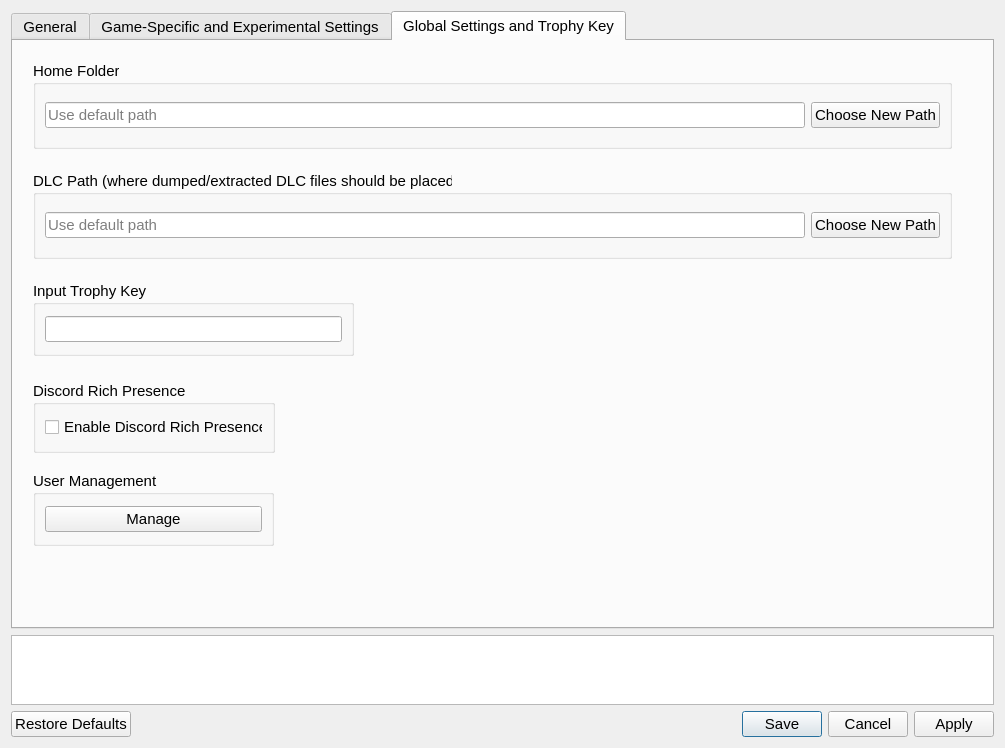
This is settings/ShadSettings.ui in rainmakerv3/BB_Launcher as Qt 5 draws it before an edit. The edited form follows.
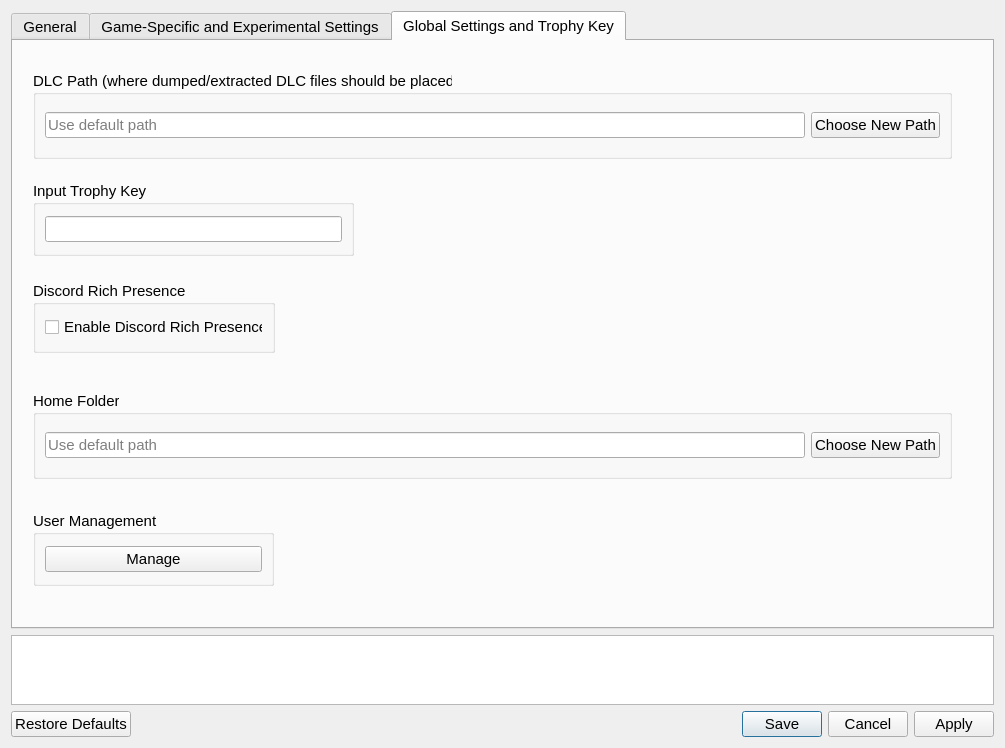
This is the edited form. The open tabs and pages were chosen to show the change. Icons and pictures are not drawn.

Diff of the .ui file:
```diff
--- a/settings/ShadSettings.ui
+++ b/settings/ShadSettings.ui
@@ -1055,7 +1055,7 @@
        <property name="geometry">
         <rect>
          <x>20</x>
-         <y>20</y>
+         <y>350</y>
          <width>919</width>
          <height>88</height>
         </rect>
@@ -1087,7 +1087,7 @@
        <property name="geometry">
         <rect>
          <x>20</x>
-         <y>240</y>
+         <y>140</y>
          <width>321</width>
          <height>75</height>
         </rect>
@@ -1112,7 +1112,7 @@
        <property name="geometry">
         <rect>
          <x>20</x>
-         <y>130</y>
+         <y>30</y>
          <width>919</width>
          <height>88</height>
         </rect>
@@ -1144,7 +1144,7 @@
        <property name="geometry">
         <rect>
          <x>20</x>
-         <y>340</y>
+         <y>240</y>
          <width>242</width>
          <height>72</height>
         </rect>
@@ -1166,7 +1166,7 @@
        <property name="geometry">
         <rect>
          <x>20</x>
-         <y>430</y>
+         <y>470</y>
          <width>241</width>
          <height>75</height>
         </rect>
```
Left out of the diff: 6 changed lines with no effect on the pictures.
